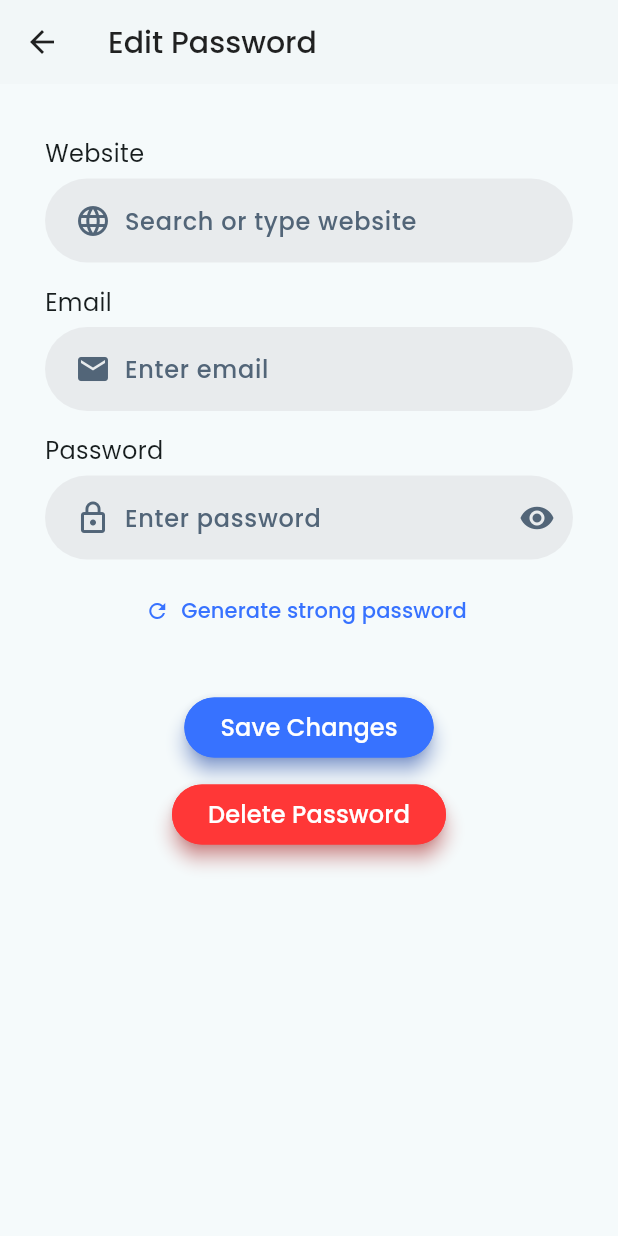
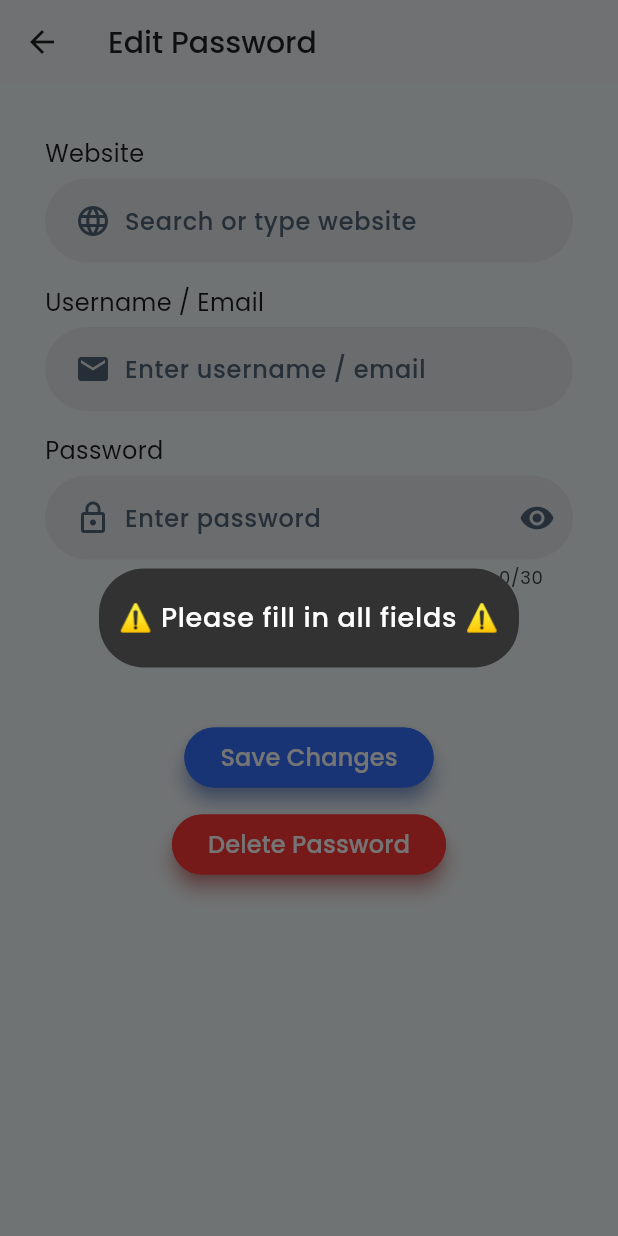
Before and after one commit to casiana2075/Password-Vault-Pro, a Flutter app: the EditPasswordPage screen opened directly with empty values, after a tap on "Save Changes", on a phone screen of 412 x 824 dp. Run offline on Flutter 3.47's test engine with Material 3 defaults, Android fonts, the light colour scheme and no system bars; our stand-ins replace cloud_firestore, firebase_auth, firebase_core, flutter_svg, google_fonts, google_sign_in and 2 more; missing offline and left inert: encrypt; accounts and stored records are empty; network calls fail.

Commit message:
added limits to every text field and also fixed UI in case of overflow + cond to fill in al fields at edit page

```diff
--- a/projects/lib/AddModal.dart
+++ b/projects/lib/AddModal.dart
@@ -207,7 +207,9 @@ class _AddModalState extends State<AddModal> {
       padding: const EdgeInsets.symmetric(horizontal: 10),
       child: TextFormField(
         controller: _usernameController,
+        maxLength: 30,
         decoration: InputDecoration(
+          counterText: "",
           prefixIcon: Padding(
             padding: EdgeInsets.fromLTRB(
                 20, 5, 5, 5), // add padding to adjust icon
@@ -258,6 +260,7 @@ class _AddModalState extends State<AddModal> {
         children: [
           TextFormField(
             controller: _siteController,
+            maxLength: 50,
             decoration: InputDecoration(
               prefixIcon: Padding(
                 padding: EdgeInsets.fromLTRB(20, 5, 5, 5),
--- a/projects/lib/EditPasswordPage.dart
+++ b/projects/lib/EditPasswordPage.dart
@@ -50,9 +50,6 @@ class _EditPasswordPageState extends State<EditPasswordPage> {
 
   @override
   Widget build(BuildContext context) {
-    double screenHeight = MediaQuery.of(context).size.height;
-    double screenWidth = MediaQuery.of(context).size.width;
-
     return Scaffold(
       appBar: AppBar(
         title: const Text(
@@ -76,8 +73,8 @@ class _EditPasswordPageState extends State<EditPasswordPage> {
               isLoadingLogos
                   ? const Center(child: CircularProgressIndicator())
                   : searchWebsiteField(),
-              _formHeading("Email"),
-              _formTextField("Enter email", Icons.email, emailController),
+              _formHeading("Username / Email"),
+              _formTextField("Enter username / email", Icons.email, emailController),
               _formHeading("Password"),
               isDecrypting
                   ? const Center(child: CircularProgressIndicator())
@@ -116,16 +113,54 @@ class _EditPasswordPageState extends State<EditPasswordPage> {
                   backgroundColor: const WidgetStatePropertyAll(Color.fromARGB(255, 55, 114, 255)),
                 ),
                 onPressed: () async { // edit password data
+                  final site = websiteController.text.trim();
+                  final username = emailController.text.trim();
+                  final password = passwordController.text.trim();
+                  final logoUrl = logoUrlController.text.trim();
+
+                  //no empty fields
+                  if (site.isEmpty || username.isEmpty || password.isEmpty) {
+                    showDialog(
+                      context: context,
+                      barrierDismissible: false,
+                      builder: (BuildContext context) {
+                        Future.delayed(Duration(seconds: 2), () {
+                          if (mounted) Navigator.of(context).pop();
+                        });
+                        return AlertDialog(
+                          shape: RoundedRectangleBorder(borderRadius: BorderRadius.circular(30)),
+                          content: Container(
+                            padding: EdgeInsets.symmetric(vertical: 20),
+                            child: Text(
+                              "⚠ Please fill in all fields ⚠",
+                              style: TextStyle(
+                                fontSize: 18,
+                                fontWeight: FontWeight.w500,
+                                color: Colors.white,
+                                letterSpacing: 0.5,
+                              ),
+                              textAlign: TextAlign.center,
+                            ),
+                          ),
+                          backgroundColor: Color.fromARGB(255, 50, 50, 50),
+                          elevation: 8,
+                          contentPadding: EdgeInsets.zero,
+                        );
+                      },
+                    );
+                    return;
+                  }
+
                   final updated = await ApiService.updatePassword(
                     widget.password.id,
-                    websiteController.text.trim(),
-                    emailController.text.trim(),
-                    passwordController.text.trim(),
-                    logoUrlController.text.trim(),
+                    site,
+                    username,
+                    password,
+                    logoUrl,
                   );
 
                   if (updated) {
-                    Navigator.pop(context, true); // signal to refresh homepage
+                    Navigator.pop(context, true);
                   } else {
                     ScaffoldMessenger.of(context).showSnackBar(
                       SnackBar(content: Text("Failed to update password")),
@@ -207,7 +242,9 @@ class _EditPasswordPageState extends State<EditPasswordPage> {
       padding: const EdgeInsets.symmetric(horizontal: 10),
       child: TextFormField(
         controller: controller,
+        maxLength: 30,
         decoration: InputDecoration(
+          counterText: "",
           prefixIcon: Padding(
             padding: const EdgeInsets.fromLTRB(20, 5, 5, 5),
             child: Icon(
@@ -258,7 +295,9 @@ class _EditPasswordPageState extends State<EditPasswordPage> {
         children: [
           TextFormField(
             controller: websiteController,
+            maxLength: 50,
             decoration: InputDecoration(
+              counterText: "",
               prefixIcon: Padding(
                 padding: const EdgeInsets.fromLTRB(20, 5, 5, 5),
                 child: Icon(
--- a/projects/lib/HomePage.dart
+++ b/projects/lib/HomePage.dart
@@ -409,7 +409,8 @@ class _HomePageState extends State<HomePage> {
             mainAxisAlignment: MainAxisAlignment.spaceBetween,
             children: [
               // Profile row
-              Row(
+              Expanded(
+                child: Row(
                   children: [
                     if (isInDeleteMode)
                       Checkbox(
@@ -422,7 +423,8 @@ class _HomePageState extends State<HomePage> {
                         },
                       ),
                     logoBox(password),
-                  Padding(
+                    Expanded(
+                      child: Padding(
                         padding: const EdgeInsets.fromLTRB(15.0, 0, 8, 0),
                         child: Column(
                           crossAxisAlignment: CrossAxisAlignment.start,
@@ -433,6 +435,7 @@ class _HomePageState extends State<HomePage> {
                                 color: Color.fromARGB(255, 22, 22, 22),
                                 fontSize: 14,
                                 fontWeight: FontWeight.w600,
+                                overflow: TextOverflow.ellipsis, // Add overflow handling
                               ),
                               context,
                             ),
@@ -443,13 +446,16 @@ class _HomePageState extends State<HomePage> {
                                   color: Color.fromARGB(255, 39, 39, 39),
                                   fontSize: 12,
                                   fontWeight: FontWeight.w400,
+                                  overflow: TextOverflow.ellipsis,
                                 ),
                                 context
                             ),
                           ],
                         ),
                       ),
+                    ),
                   ],
+                ),
               ),
               _hoverButton(
                   'assets/copy.svg', screenHeight, () {}, password.password),
--- a/projects/lib/PasswordField.dart
+++ b/projects/lib/PasswordField.dart
@@ -89,6 +89,7 @@ class _PasswordFieldState extends State<PasswordField> {
         controller: _controller,
         obscureText: _obscureText,
         readOnly: _readOnly,
+        maxLength: 30,
         onTap: () async {
           if (_readOnly && _obscureText) {
             await _authenticate();
```
Lines whose indentation alone changed are shown as unchanged.
